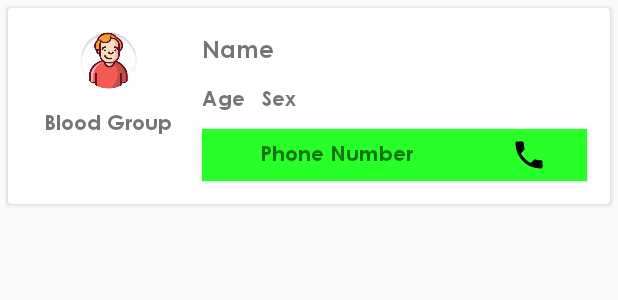
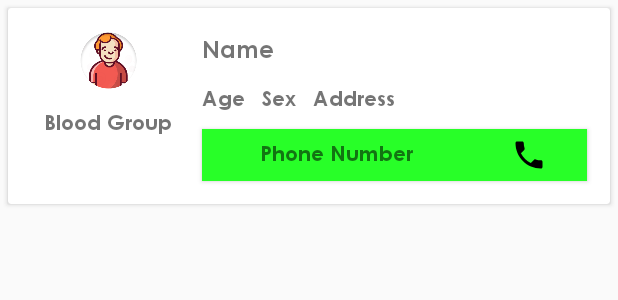
Before and after one commit to amalgta/DonorBlood, an Android app: the layout item_donor_min.xml on its own in the app's theme, with its tools: preview values and no code run, on a phone screen of 412 x 824 dp. Shown: the top 300 px of the screen. Run offline under Robolectric (Android 15) with nearby library versions, the light colour scheme and no system bars.

Commit message:
Minor Bug Fix

```diff
--- a/app/src/main/java/com/styx/gta/donorblood/adapters/DonorAdapter.java
+++ b/app/src/main/java/com/styx/gta/donorblood/adapters/DonorAdapter.java
@@ -57,13 +57,14 @@ public class DonorAdapter extends RecyclerView.Adapter<DonorAdapter.ViewHolder>
     }
 
     class ViewHolder extends RecyclerView.ViewHolder {
-        public TextView tv_name, tv_age, tv_sex, tv_contact, tv_blood_group;
+        public TextView tv_name, tv_age, tv_sex, tv_address, tv_contact, tv_blood_group;
         public ImageView iv_call_icon, iv_user;
 
         public ViewHolder(View view) {
             super(view);
             tv_name = (TextView) view.findViewById(R.id.tv_name);
             tv_age = (TextView) view.findViewById(R.id.tv_age);
+            tv_address = (TextView) view.findViewById(R.id.tv_address);
             tv_sex = (TextView) view.findViewById(R.id.tv_sex);
             tv_contact = (TextView) view.findViewById(R.id.tv_contact);
             tv_blood_group = (TextView) view.findViewById(R.id.tv_blood_group);
@@ -81,6 +82,7 @@ public class DonorAdapter extends RecyclerView.Adapter<DonorAdapter.ViewHolder>
                 }
             });
             tv_sex.setText(thisDonor.getSex());
+            tv_address.setText(thisDonor.getAddress());
             iv_user.setImageResource(((thisDonor.getSex().equalsIgnoreCase(Donor.Sex.male)) ? (R.drawable.ic_male) : (R.drawable.ic_female)));
             tv_contact.setText(thisDonor.getContact());
             tv_blood_group.setText(thisDonor.getBloodGroup());
--- a/app/src/main/java/com/styx/gta/donorblood/fragments/about/AboutPreferenceFragment.java
+++ b/app/src/main/java/com/styx/gta/donorblood/fragments/about/AboutPreferenceFragment.java
@@ -17,6 +17,7 @@ import android.widget.EditText;
 import android.widget.Toast;
 
 import com.styx.gta.donorblood.R;
+import com.styx.gta.donorblood.activities.HomeActivity;
 import com.styx.gta.donorblood.base.BaseActivity;
 import com.styx.gta.donorblood.constants.UserAction;
 
@@ -88,6 +89,7 @@ public class AboutPreferenceFragment extends PreferenceFragment implements Prefe
             @Override
             public void onClick(DialogInterface dialogInterface, int i) {
                 isLoading = true;
+                ((HomeActivity)getActivity()).showProgressDialog();
                 presenter.doValidateUser(((EditText) (dialogueView.findViewById(R.id.et_text))).getText().toString());
             }
         });
@@ -102,6 +104,7 @@ public class AboutPreferenceFragment extends PreferenceFragment implements Prefe
 
     @Override
     public void validationResult(boolean authenticated) {
+        ((HomeActivity)getActivity()).hideProgressDialog();
         isLoading = false;
         if (authenticated)
             (((BaseActivity) getActivity())).doUserAction(UserAction.ADD_DATA_FRAGMENT, new Bundle());
--- a/app/src/main/res/layout/item_donor_min.xml
+++ b/app/src/main/res/layout/item_donor_min.xml
@@ -78,6 +78,13 @@
                         android:padding="@dimen/padding_mini"
                         app:font="@string/font_gothic_bold"
                         tools:text="Sex" />
+                    <com.styx.gta.donorblood.ui.widget.FontTextView
+                        android:id="@+id/tv_address"
+                        android:layout_width="wrap_content"
+                        android:layout_height="match_parent"
+                        android:padding="@dimen/padding_mini"
+                        app:font="@string/font_gothic_bold"
+                        tools:text="Address" />
 
                 </LinearLayout>
 
@@ -108,7 +115,6 @@
                         android:layout_height="match_parent"
                         android:layout_weight="3"
                         android:padding="@dimen/padding_mini"
-
                         android:scaleType="fitCenter"
                         android:src="@drawable/ic_call_black_24px" />
                 </LinearLayout>
```
Also changed, not shown: app/src/main/java/com/styx/gta/donorblood/fragments/home/HomeFragment.java (+4 -3 lines).
